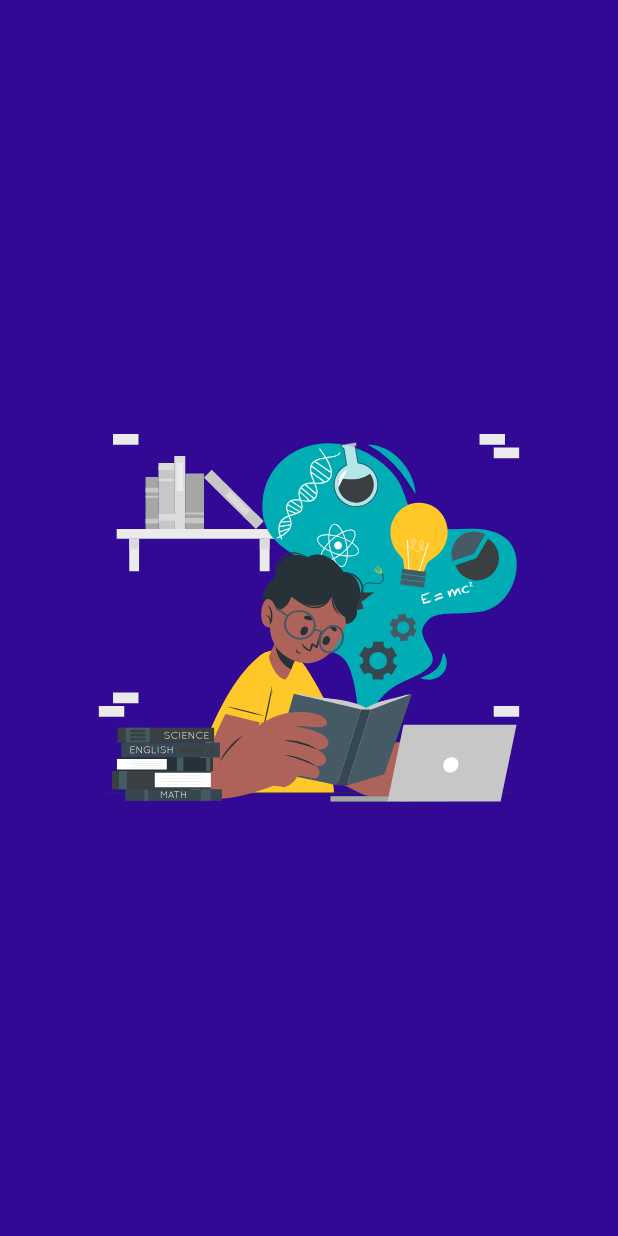
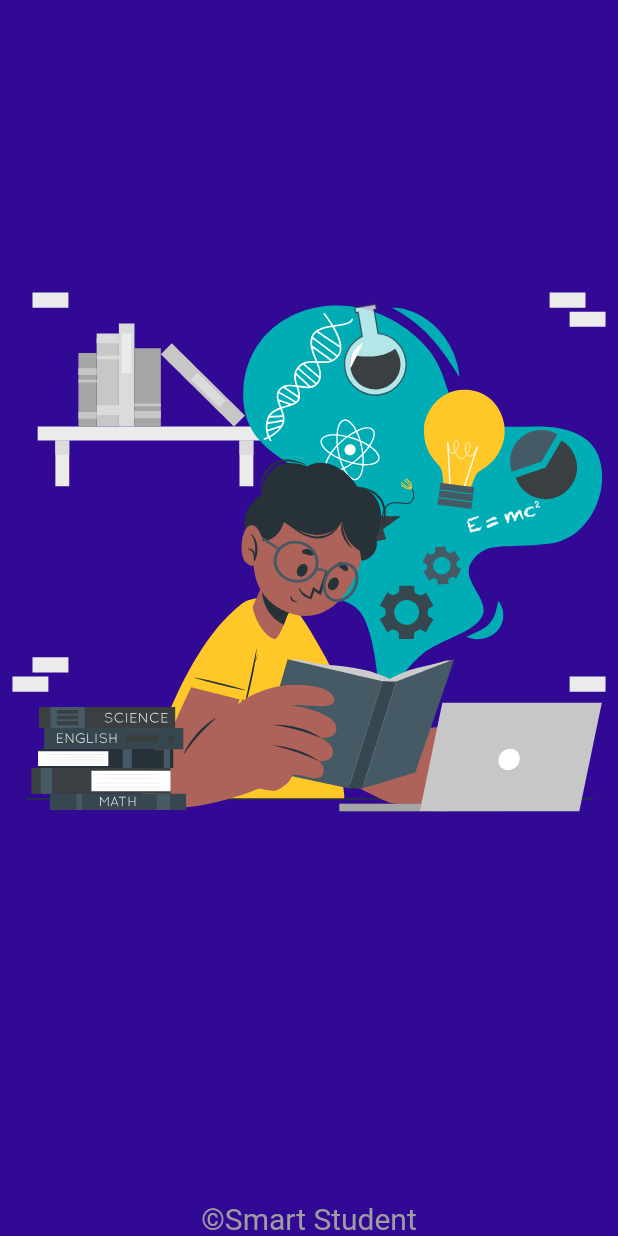
Before and after one commit to danilomonteirosouza/FlutterCourse, a Flutter app: the screen it shows after launch, on a phone screen of 412 x 824 dp. Run offline on Flutter 3.47's test engine with Material 2 defaults, Android fonts, the phone set to English and light mode, and no system bars; our stand-ins replace lottie.

Commit message:
Add copyright text on splshscreen

```diff
--- a/aula_2_splashscreen/lib/views/splashscreen.dart
+++ b/aula_2_splashscreen/lib/views/splashscreen.dart
@@ -1,3 +1,4 @@
+import 'package:flutter/cupertino.dart';
 import 'package:flutter/foundation.dart';
 import 'package:flutter/material.dart';
 import 'package:lottie/lottie.dart';
@@ -15,15 +16,67 @@ class _SplashScreenState extends State<SplashScreen> {
     if(defaultTargetPlatform == TargetPlatform.android){
       return Scaffold(
         body: Container(
-          color: const Color(0xff320995 ),
-          padding: const EdgeInsets.all(60),
-          child: Center(
-            child: Lottie.asset('lib/assets/estudar.json'),
-          ),
+            color: const Color( 0xff320995 ),
+            child: Column(
+              children: <Widget>[
+                Expanded(
+                    flex: 2,
+                    child: Align(
+                      alignment: Alignment.bottomCenter,
+                      child: Lottie.asset('lib/assets/estudar.json'),
+                    )
+                ),
+                const Expanded(
+                  flex: 1,
+                  child: Align(
+                      alignment: Alignment.bottomCenter,
+                      child: SafeArea(
+                        child: Text(
+                          '\u00a9Smart Student',
+                          style: TextStyle(
+                              fontSize: 20,
+                              color: Colors.grey
+                          ),
+                        ),
+                      )
+                  ),
+                ),
+              ],
+            )
         ),
       );
     } else if(defaultTargetPlatform == TargetPlatform.iOS){
-        return const Text('iOS');
+        return Scaffold(
+          body: Container(
+              color: const Color( 0xff320995 ),
+              child: Column(
+                children: <Widget>[
+                  Expanded(
+                      flex: 2,
+                      child: Align(
+                        alignment: Alignment.bottomCenter,
+                        child: Lottie.asset('lib/assets/estudar.json'),
+                      )
+                  ),
+                  const Expanded(
+                    flex: 1,
+                    child: Align(
+                        alignment: Alignment.bottomCenter,
+                        child: SafeArea(
+                          child: Text(
+                            '\u00a9Smart Student',
+                            style: TextStyle(
+                                fontSize: 20,
+                                color: Colors.grey
+                            ),
+                          ),
+                        )
+                    ),
+                  ),
+                ],
+              )
+          ),
+        );
     } else {
         return const Text('System not detected');
     }
```
Also changed, not shown: aula_2_splashscreen/pubspec.lock, 1 other file.
